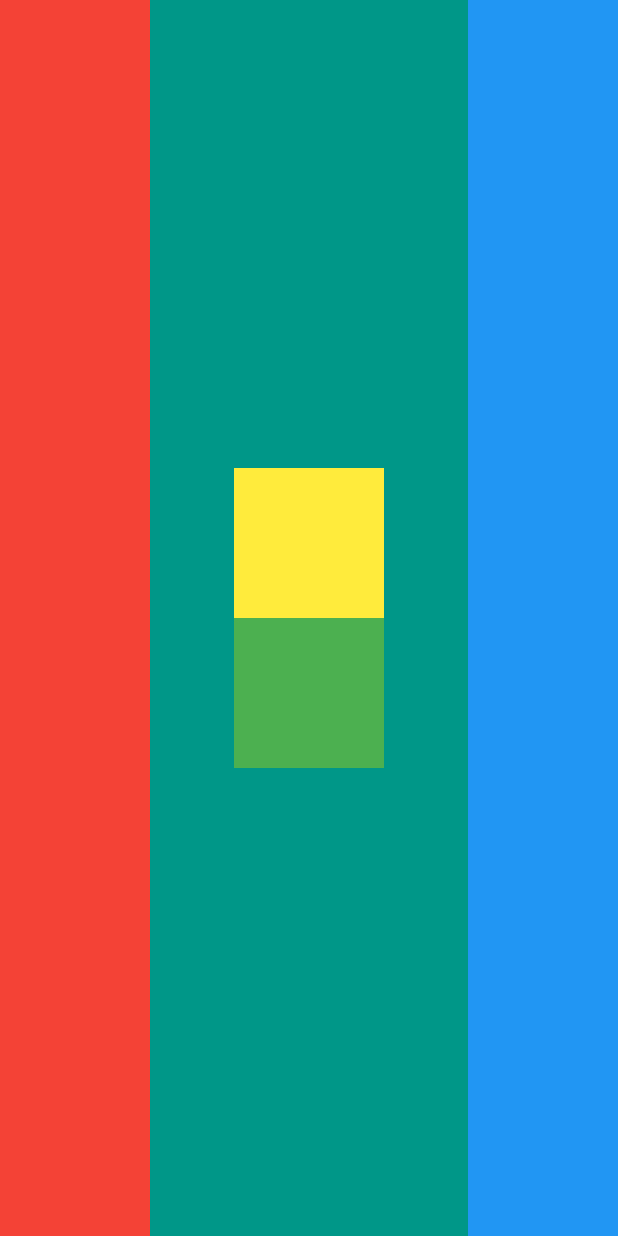
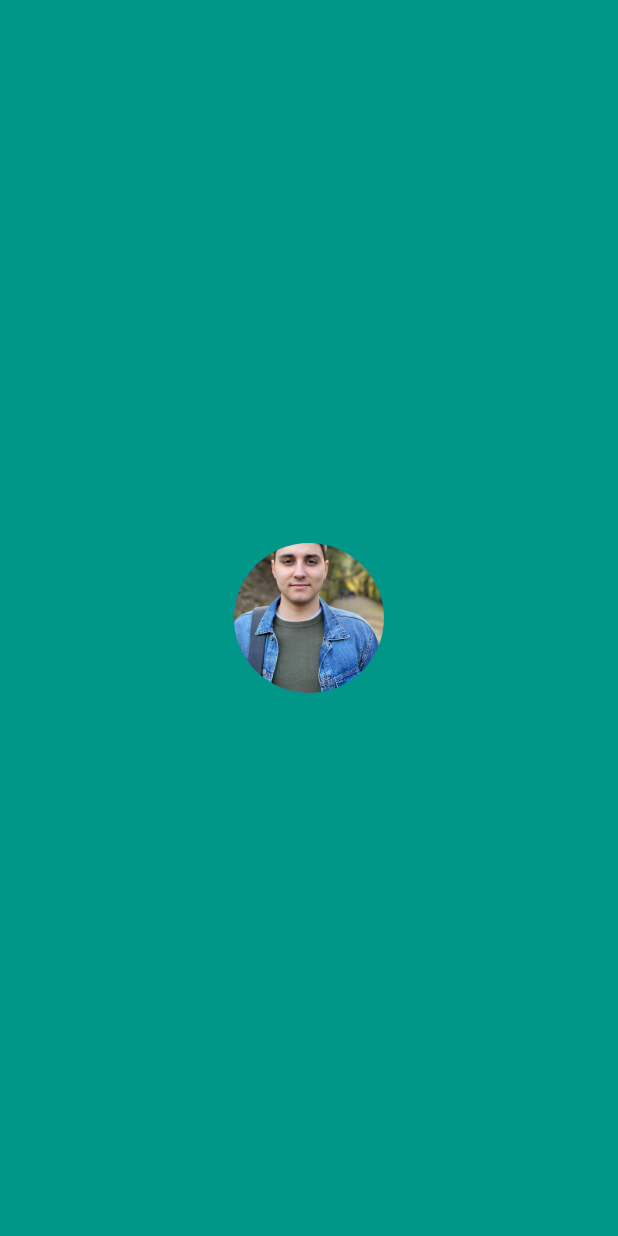
Before and after one commit to codewithiulian/my_card, a Flutter app: the screen it shows after launch, on a phone screen of 412 x 824 dp. Run offline on Flutter 3.47's test engine with Material 2 defaults, Android fonts, the phone set to English and light mode, and no system bars.

Commit message:
Image asset & center align ox and oy

```diff
--- a/lib/main.dart
+++ b/lib/main.dart
@@ -11,34 +11,17 @@ class MyApp extends StatelessWidget {
         backgroundColor: Colors.teal,
         body: SafeArea(
           child: Row(
-            // Horizontal alignment.
-            // crossAxisAlignment: CrossAxisAlignment.center,
-            mainAxisAlignment: MainAxisAlignment.spaceBetween,
+            mainAxisAlignment: MainAxisAlignment.center,
             children: <Widget>[
-              Container(
-                color: Colors.red,
-                width: 100.0
-              ),
               Column(
-                // Vertical alignment.
                 mainAxisAlignment: MainAxisAlignment.center,
                 children: <Widget>[
-                  Container(
-                    color: Colors.yellow,
-                    width: 100.0,
-                    height: 100.0,
+                  CircleAvatar(
+                    radius: 50.0,
+                    backgroundImage: AssetImage('images/profile.jpeg'),
                   ),
-                  Container(
-                    color: Colors.green,
-                    width: 100.0,
-                    height: 100.0,
-                  )
                 ],
               ),
-              Container(
-                color: Colors.blue,
-                width: 100.0
-              )
             ],
           ),
         ),
--- a/pubspec.yaml
+++ b/pubspec.yaml
@@ -41,8 +41,8 @@ flutter:
   uses-material-design: true
 
   # To add assets to your application, add an assets section, like this:
-  # assets:
-  #  - images/a_dot_burr.jpeg
+  assets:
+  - images/profile.jpeg
   #  - images/a_dot_ham.jpeg
 
   # An image asset can refer to one or more resolution-specific "variants", see
```
Also changed, not shown: images/profile.jpeg (added).
